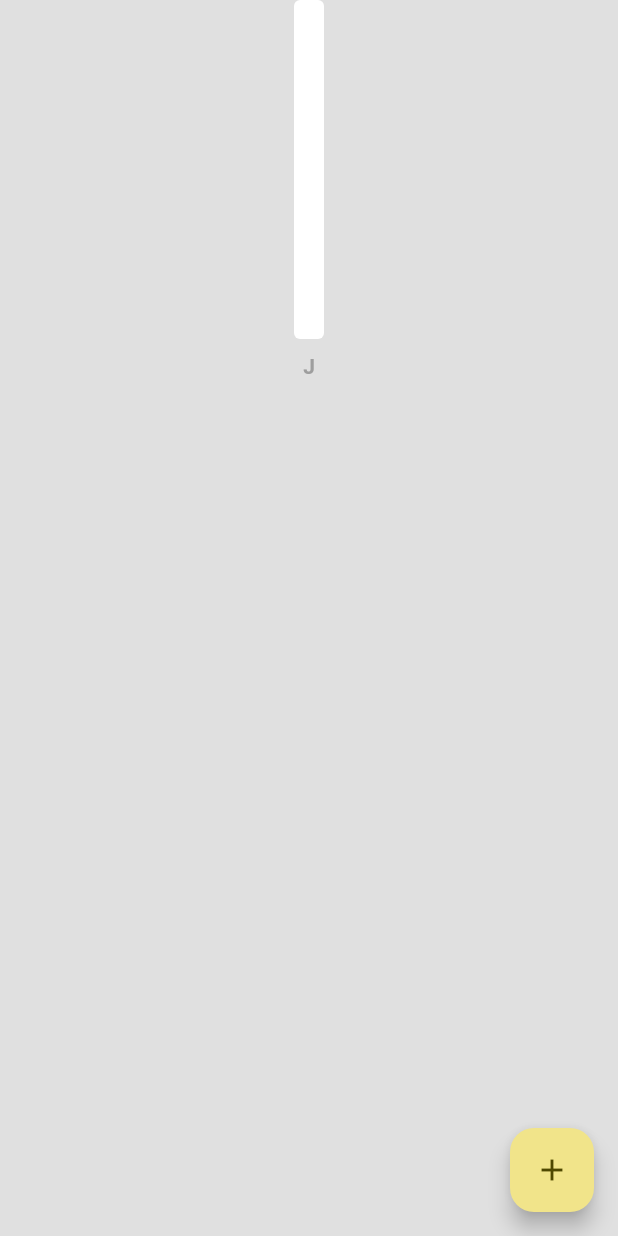
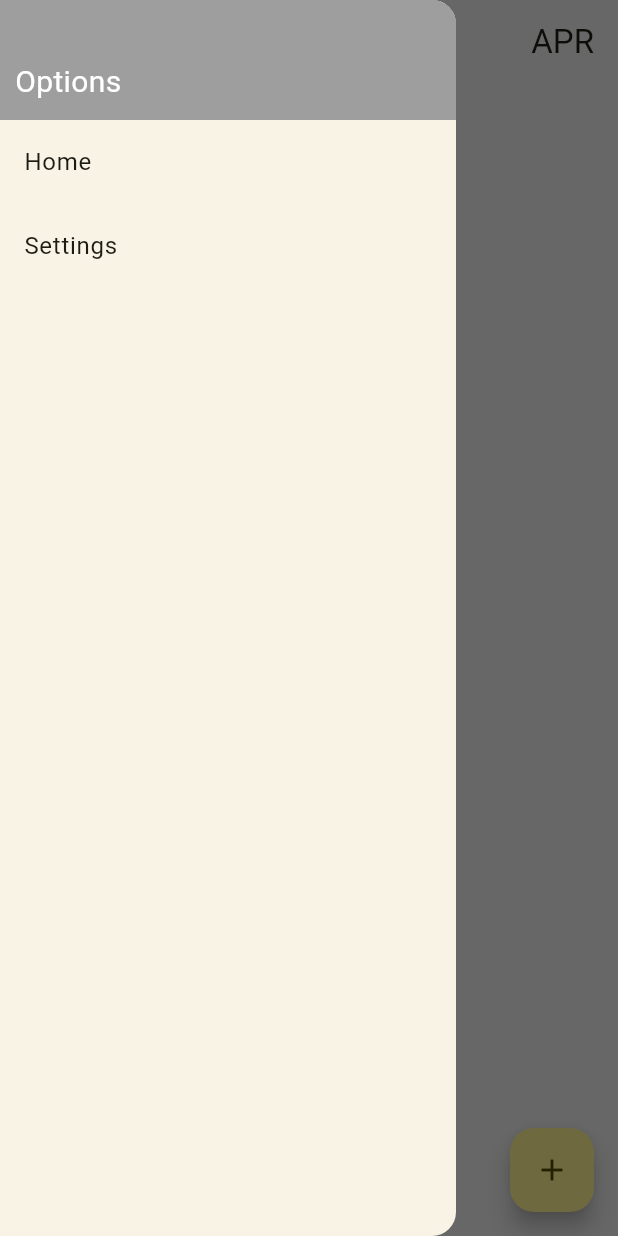
Before and after one commit to angithos/ExpenseTracker, a Flutter app: the screen it shows after launch, with the side drawer open (before the commit the screen has no drawer), on a phone screen of 412 x 824 dp. Run offline on Flutter 3.47's test engine with Material 3 defaults, Android fonts, the phone set to English and light mode, and no system bars; drawn by our look-alikes of fl_chart; our stand-ins replace flutter_slidable, isar; accounts and stored records are empty; generated files the repository leaves out were written again.

Commit message:
final version needs minor bug fixing

```diff
--- a/lib/bar_graph/bar_graph.dart
+++ b/lib/bar_graph/bar_graph.dart
@@ -1,3 +1,4 @@
+
 import 'dart:math';
 
 import 'package:expensetracker/bar_graph/individual_bar.dart';
@@ -19,9 +20,34 @@ class MyBarGraph extends StatefulWidget {
 
 class _MyBarGraphState extends State<MyBarGraph> {
   List<IndividualBar> barData =[];
+@override
+  void initState() {
+    // TODO: implement initState
+    super.initState();
 
+    //we need to scrool to the lastest month automatically
+    WidgetsBinding.instance.addPostFrameCallback((timeStamp)=>scrollToEnd());
+  }
   void  initalizeBarData(){
     barData=List.generate(widget.monthlySummary.length, (index) => IndividualBar(x: index, y: widget.monthlySummary[index]));
+  }
+  //CALCULATE THE UPPER LIMIT FOR THE GRAPH
+ double calculateMax(){
+  double max=500;
+  //get the monthly summary
+  widget.monthlySummary.sort();
+  //increase the upper limit
+  max=widget.monthlySummary.last*1.05;
+  if (max<500){
+    return 500;
+  }
+  else {
+    return max;
+  }
+ }
+  final ScrollController _scrollController =ScrollController();
+  void scrollToEnd(){
+    _scrollController.animateTo(_scrollController.position.maxScrollExtent, duration: const Duration(seconds:1 ), curve: Curves.fastOutSlowIn,);
   }
   @override
   Widget build(BuildContext context) {
@@ -30,12 +56,15 @@ class _MyBarGraphState extends State<MyBarGraph> {
     double spaceBetweenBars =15;
     return SingleChildScrollView(
       scrollDirection: Axis.horizontal,
+      controller: _scrollController,
+      child: Padding(
+        padding: const EdgeInsets.symmetric(horizontal:25.0 ),
         child: SizedBox(
           width: barWidth*barData.length+spaceBetweenBars*(barData.length-1),
           child: BarChart(
            BarChartData(
             minY: 0,
-          maxY: 100,
+            maxY: calculateMax(),
             gridData: const FlGridData(show: false),
             borderData: FlBorderData(show: false),
             titlesData:const FlTitlesData(
@@ -50,17 +79,19 @@ class _MyBarGraphState extends State<MyBarGraph> {
             ),
             barGroups: barData.map((data) => BarChartGroupData(x: data.x,barRods: [
               BarChartRodData(toY: data.y,
-            width: 20,
+              width: barWidth,
               borderRadius: BorderRadius.circular(4),
               color: Colors.grey.shade800,
               backDrawRodData: BackgroundBarChartRodData(
                 show: true,
-              toY: 100,
+                toY: calculateMax(),
                 color: Colors.white
               ),
               )
             ],),).toList(),
-
+          alignment: BarChartAlignment.center,
+          groupsSpace: spaceBetweenBars
+           ),
           ),
         ),
       ),
--- a/lib/helper/helper_fun.dart
+++ b/lib/helper/helper_fun.dart
@@ -38,3 +38,24 @@ int calculateMonthCount(int startYear,startMonth,currentYear,currentMonth){
   int monthCount =(currentYear-startYear)*12+currentMonth-startMonth+1;
   return monthCount;
 }
+
+//get curretn month name
+String getCurrentMonthName(){
+  DateTime now =DateTime.now();
+  List <String> months = [
+  "JAN",
+  "FEB",
+  "MAR",
+  "APR",
+  "MAY",
+  "JUN",
+  "JUL",
+  "AUG",
+  "SEP",
+  "OCT",
+  "NOV",
+  "DEC"
+
+  ];
+  return months[now.month-1];
+}
--- a/lib/pages/home_page.dart
+++ b/lib/pages/home_page.dart
@@ -20,23 +20,29 @@ class _HomePageState extends State<HomePage> {
   //text controllers
   TextEditingController nameController = TextEditingController();
   TextEditingController amountController = TextEditingController();
+//scaffold key
+final GlobalKey<ScaffoldState> _scaffoldKey = GlobalKey<ScaffoldState>();
   var amountStyle = TextStyle(
     fontSize: 16,
   );
 
-  //future to load bar graph
-Future<Map<int,double>>? _monthlyTotalsFuture;
-
+  //future to load bar graph and monthly total
+  Future<Map<String, double>>? _monthlyTotalsFuture;
+  Future<double>? _calculateCurrentMonthTotal;
   @override
   void initState() {
     Provider.of<ExpenseDatabase>(context, listen: false).readExpenses();
-    refreshGraphData();
+    refreshData();
     // TODO: implement initState
     super.initState();
   }
 
-void refreshGraphData(){
-  _monthlyTotalsFuture=Provider.of<ExpenseDatabase>(context,listen: false).calculateMonthlyTotals();
+  void refreshData() {
+    _monthlyTotalsFuture = Provider.of<ExpenseDatabase>(context, listen: false)
+        .calculateMonthlyTotals();
+    _calculateCurrentMonthTotal =
+        Provider.of<ExpenseDatabase>(context, listen: false)
+            .calculateCurrentMonthTotal();
   }
 
   void openEditBox(Expense expense) {
@@ -74,8 +80,6 @@ void refreshGraphData(){
     );
   }
 
-
-
   void openNewExpenseBox() {
     showDialog(
       context: context,
@@ -107,12 +111,11 @@ void refreshGraphData(){
   }
 
   //delete box
-void openDeleteBox(Expense expense)
-{
+  void openDeleteBox(Expense expense) {
     showDialog(
       context: context,
       builder: (context) => AlertDialog(
-        title: Text("delete expense"),
+        title: Text("Do you want to delete this expense"),
         content: Column(
           mainAxisSize: MainAxisSize.min,
           // children: [
@@ -143,20 +146,24 @@ void openDeleteBox(Expense expense)
 
   @override
   Widget build(BuildContext context) {
-    return Consumer<ExpenseDatabase>(
-      builder: (context, value, child) {
+    return Consumer<ExpenseDatabase>(builder: (context, value, child) {
       //get dates
-    int startMonth =value.getStartMonth();
-    int startYear =value.getStartYear();
-    int currentMonth=DateTime.now().month;
-    int currentYear=DateTime.now().year;
+      int startMonth = value.getStartMonth();
+      int startYear = value.getStartYear();
+      int currentMonth = DateTime.now().month;
+      int currentYear = DateTime.now().year;
 
       //calcualte the number of months since the first month
-    int monthCount=calculateMonthCount(startYear,startMonth,currentYear,currentMonth);
+      int monthCount =
+          calculateMonthCount(startYear, startMonth, currentYear, currentMonth);
       //only display the expense for the current month
-
+      List<Expense> currentMonthExpenses = value.allExpense.where((expense) {
+        return expense.date.year == currentYear &&
+            expense.date.month == currentMonth;
+      }).toList();
       //return UI
       return Scaffold(
+        key: _scaffoldKey,
         backgroundColor: Colors.grey.shade300,
         floatingActionButton: FloatingActionButton(
           onPressed: () {
@@ -164,40 +171,130 @@ void openDeleteBox(Expense expense)
           },
           child: Icon(Icons.add),
         ),
+        appBar: AppBar(
+          backgroundColor: Colors.transparent,
+          title: FutureBuilder<double>(
+            future: _calculateCurrentMonthTotal,
+            builder: (context, snapshot) {
+              //laoded
+              if (snapshot.connectionState == ConnectionState.done) {
+                return Row(
+                  mainAxisAlignment: MainAxisAlignment.spaceBetween,
+                  children: [
+                    Text('\ BHD${snapshot.data!.toStringAsFixed(2)}'),
+                    Text(getCurrentMonthName())
+                  ],
+                );
+              } else {
+                return Text("Loading..");
+              }
+              //loading
+            },
+          ),
+        //changes made
+        leading: IconButton(
+              icon: Icon(Icons.menu),
+              onPressed: () {
+                _scaffoldKey.currentState!.openDrawer();
+              },
+            ),
+        ),
+        //list tile drawer
+        drawer: Drawer(
+  child: ListView(
+    padding: EdgeInsets.zero,
+    children: <Widget>[
+      Container(
+        padding: EdgeInsets.only(top: 40,left: 10,right: 10,bottom: 0),
+        height: 80, // Adjust this value as needed
+        decoration: BoxDecoration(
+          color: Colors.grey.shade500,
+        ),
+        child: Text(
+            'Options',
+            style: TextStyle(
+              color: Colors.white,
+              fontSize: 20,
+            ),
+          ),
+
+      ),
+      // ListTile for Home
+      ListTile(
+        title: Text('Home'),
+        onTap: () {
+          Navigator.pop(context); // Close the drawer
+          // Handle Home option action if needed
+        },
+      ),
+      // ListTile for Settings
+      ListTile(
+        title: Text('Settings'),
+        onTap: () {
+          Navigator.pop(context); // Close the drawer
+          // Handle Settings option action if needed
+        },
+      ),
+    ],
+  ),
+),
         body: SafeArea(
           child: Column(
             children: [
               SizedBox(
                 height: 250,
-                child: FutureBuilder(future: _monthlyTotalsFuture, builder: (context,snapshot){
-                  if(snapshot.connectionState==ConnectionState.done){
-                    final monthlyTotals=snapshot.data ??{};
+                child: FutureBuilder(
+                    future: _monthlyTotalsFuture,
+                    builder: (context, snapshot) {
+                      if (snapshot.connectionState == ConnectionState.done) {
+                        Map<String, double> monthlyTotals = snapshot.data ?? {};
 
                         //create the list of montly summary
-                    List<double> monthlySummary =List.generate(monthCount, (index) => monthlyTotals[startMonth+index]?? 0.0);
-                    return MyBarGraph(monthlySummary: monthlySummary, startMonth: startMonth);
-                  }
-                  else {
-                    return const Center(child: Text("Loading.."),
+                        List<double> monthlySummary =
+                            List.generate(monthCount, (index) {
+                          //calculate the year and the month
+                          int year = startYear + (startMonth + index - 1) ~/ 12;
+                          int month = (startMonth + index - 1) % 12 + 1;
+
+                          //create the key in the format of year month
+                          String yearMonthKey = '$year-$month';
+                          return monthlyTotals[yearMonthKey] ?? 0.0;
+                        });
+                        return MyBarGraph(
+                            monthlySummary: monthlySummary,
+                            startMonth: startMonth);
+                      } else {
+                        return const Center(
+                          child: Text("Loading.."),
                         );
                       }
                     }),
               ),
+              const SizedBox(
+                height: 25,
+              ),
               Expanded(
                 child: ListView.builder(
-                    padding: EdgeInsets.only(left: 10, right: 10, top: 20, bottom: 10),
-                    itemCount: value.allExpense.length,
+                    padding: EdgeInsets.only(
+                        left: 10, right: 10, top: 20, bottom: 10),
+                    itemCount: currentMonthExpenses.length,
                     itemBuilder: (context, index) {
+                      //reverse the list to show the latest item
+                      int reversedIndex =
+                          currentMonthExpenses.length - 1 - index;
                       //get individual expenses
-                      Expense individualExpense = value.allExpense[index];
+                      Expense individualExpense =
+                          currentMonthExpenses[reversedIndex];
 
                       //return  list tile ui
 
                       return MylistTile(
                         title: individualExpense.name,
                         trailing: FormatAmount(individualExpense.amount),
-                        onEditPressed: (context) => openEditBox(individualExpense),
-                        onDeletePressed: (context) => openDeleteBox(individualExpense),
+                        onEditPressed: (context) =>
+                            openEditBox(individualExpense),
+                        onDeletePressed: (context) =>
+                            openDeleteBox(individualExpense),
                       );
                     }),
               ),
@@ -205,20 +302,19 @@ void openDeleteBox(Expense expense)
           ),
         ),
       );
-      }
-    );
+    });
   }
 
   //cancel btn
   Widget _cancelButton() {
     return MaterialButton(
+
       onPressed: () {
         Navigator.pop(context);
         nameController.clear();
         amountController.clear();
       },
       //pop box
-
       child: const Text("cancel"),
     );
   }
@@ -242,7 +338,7 @@ void openDeleteBox(Expense expense)
 
           await context.read<ExpenseDatabase>().createNewExpense(newExpense);
           //refresh graph
-        refreshGraphData();
+          refreshData();
           //clear controllers
           nameController.clear();
           amountController.clear();
@@ -253,8 +349,10 @@ void openDeleteBox(Expense expense)
   }
 
   Widget _editExpenseButton(Expense expense) {
-    return MaterialButton(onPressed: () async {
-      if (nameController.text.isNotEmpty || amountController.text.isNotEmpty) {
+    return MaterialButton(
+      onPressed: () async {
+        if (nameController.text.isNotEmpty ||
+            amountController.text.isNotEmpty) {
           //pop the box
           Navigator.pop(context);
 
@@ -264,45 +362,40 @@ void openDeleteBox(Expense expense)
                   ? nameController.text
                   : expense.name,
               amount: amountController.text.isNotEmpty
-            ?convertStringToDouble(amountController.text)
+                  ? convertStringToDouble(amountController.text)
                   : expense.amount,
               date: DateTime.now());
 
           //old expense id
-int existingId =expense.id;
+          int existingId = expense.id;
           //save it to database
           await context
               .read<ExpenseDatabase>()
               .updateExpense(existingId, updatedExpense);
-refreshGraphData();
+          refreshData();
           //
         }
       },
-    child: Text("Edit"),);
+      child: Text("Edit"),
+    );
   }
-
-
-
-
-
 
   //save btn
 
-
-
   //delet btn
 
-  Widget _deleteExpenseButton(int id){
-    return MaterialButton(onPressed: ()async{
+  Widget _deleteExpenseButton(int id) {
+    return MaterialButton(
+      onPressed: () async {
         //pop box
         Navigator.pop(context);
 
         //delete expense from db
 
         await context.read<ExpenseDatabase>().deleteExpense(id);
-refreshGraphData();
+        refreshData();
       },
-    child:const Text("Delete"),
+      child: const Text("Delete"),
     );
   }
 }
```
Also changed, not shown: lib/components/my_list_tile.dart (+11 -1 lines), lib/database/expense_db.dart (+37 -6 lines), lib/themes/theme.dart (added, +11 -0 lines), lib/main.dart (line endings or trailing spaces). Lines whose indentation alone changed are shown as unchanged.
